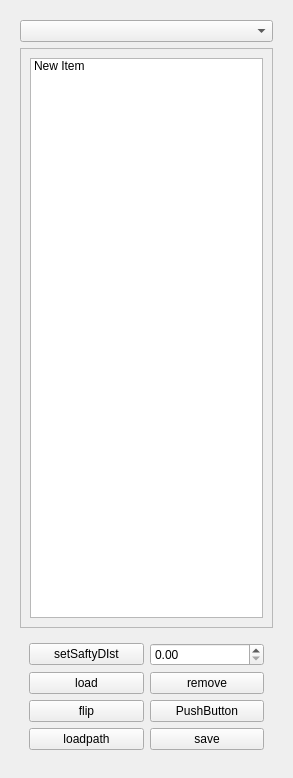
Qt form pathplanner.ui (oliversssf2/ui_app) before a commit.
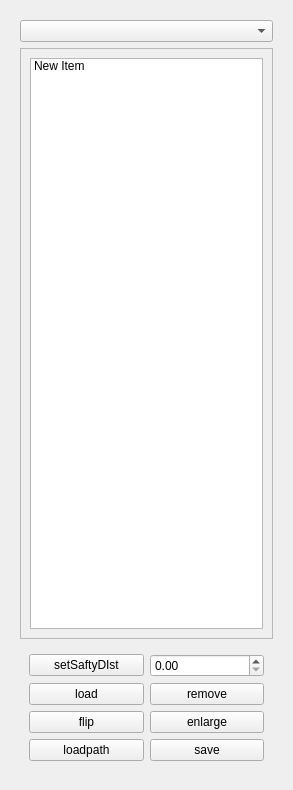
The same form after that commit.

Patch:
```diff
--- a/pathplanner.ui
+++ b/pathplanner.ui
@@ -7,7 +7,7 @@
     <x>0</x>
     <y>0</y>
     <width>1151</width>
-    <height>778</height>
+    <height>790</height>
    </rect>
   </property>
   <property name="windowTitle">
@@ -201,7 +201,7 @@
          <item row="2" column="1">
           <widget class="QPushButton" name="pushButton_6">
            <property name="text">
-            <string>PushButton</string>
+            <string>enlarge</string>
            </property>
           </widget>
          </item>
```
Left out of the diff: 4 changed lines with no effect on the pictures.
